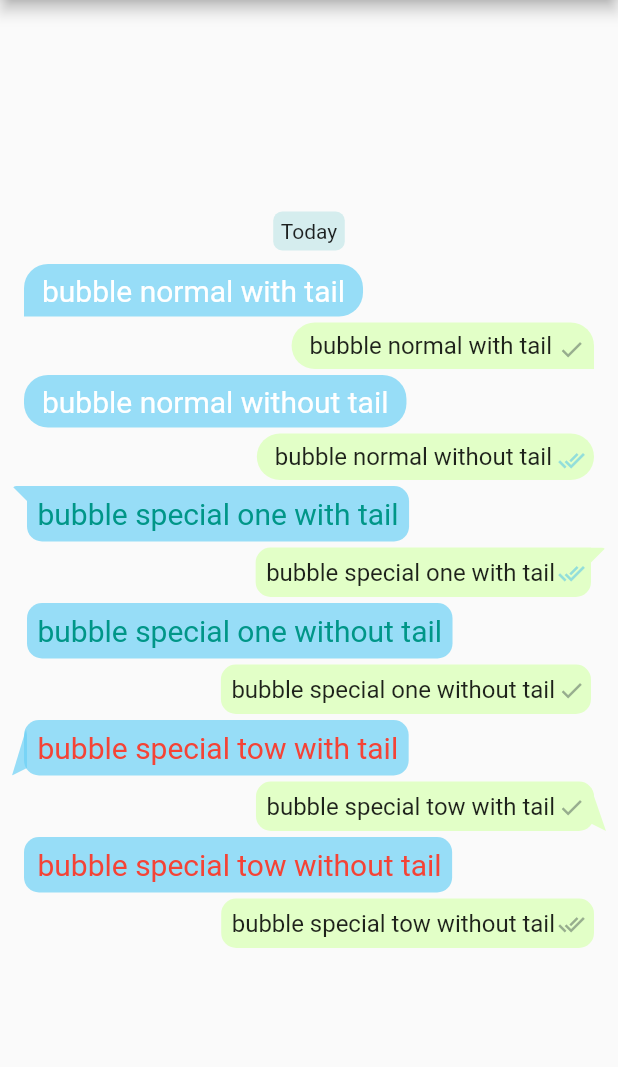
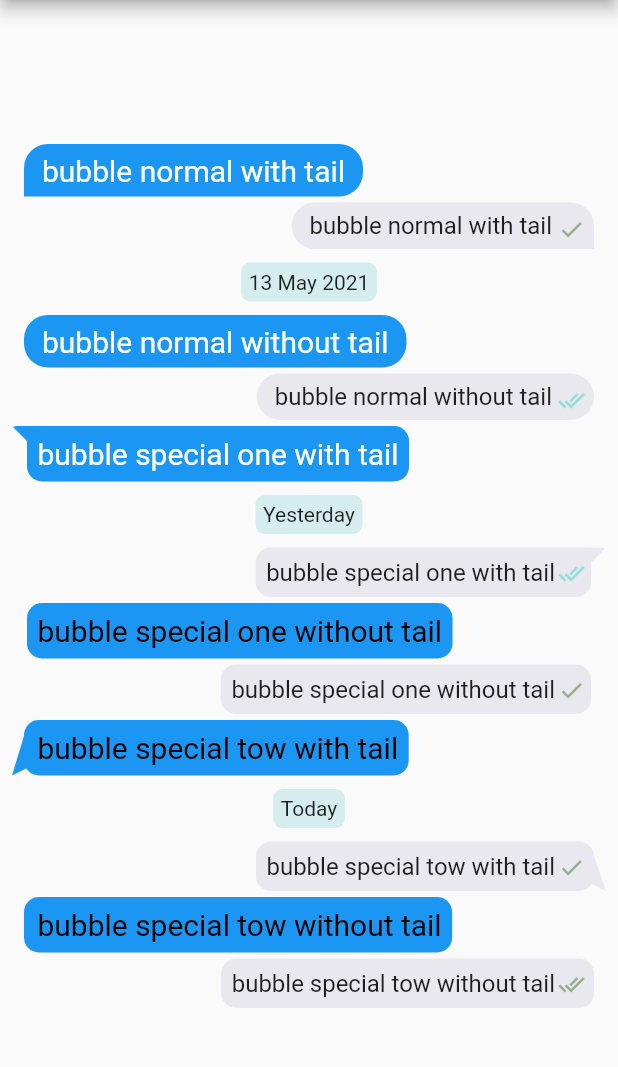
Before and after one commit to prahack/chat_bubbles, a Flutter app: the screen it shows after launch, on a phone screen of 412 x 824 dp, the part 84-1151 px from its top. Run offline on Flutter 3.47's test engine with Material 2 defaults, Android fonts, the phone set to English and light mode, and no system bars.

Commit message:
update example

```diff
--- a/example/lib/main.dart
+++ b/example/lib/main.dart
@@ -27,6 +27,7 @@ class MyHomePage extends StatefulWidget {
 class _MyHomePageState extends State<MyHomePage> {
   @override
   Widget build(BuildContext context) {
+    final now = new DateTime.now();
     return Scaffold(
       appBar: AppBar(
         title: Text(widget.title),
@@ -36,13 +37,10 @@ class _MyHomePageState extends State<MyHomePage> {
           child: Column(
             mainAxisAlignment: MainAxisAlignment.center,
             children: <Widget>[
-              DateChip(
-                date: new DateTime.now(),
-              ),
               BubbleNormal(
                 text: 'bubble normal with tail',
                 isSender: false,
-                color: Color(0xAF6AD0F5),
+                color: Color(0xFF1B97F3),
                 tail: true,
                 textStyle: TextStyle(
                   fontSize: 20,
@@ -52,14 +50,17 @@ class _MyHomePageState extends State<MyHomePage> {
               BubbleNormal(
                 text: 'bubble normal with tail',
                 isSender: true,
-                color: Color(0xFFE2FFC7),
+                color: Color(0xFFE8E8EE),
                 tail: true,
                 sent: true,
+              ),
+              DateChip(
+                date: new DateTime(now.year, now.month, now.day - 2),
               ),
               BubbleNormal(
                 text: 'bubble normal without tail',
                 isSender: false,
-                color: Color(0xAF6AD0F5),
+                color: Color(0xFF1B97F3),
                 tail: false,
                 textStyle: TextStyle(
                   fontSize: 20,
@@ -68,7 +69,7 @@ class _MyHomePageState extends State<MyHomePage> {
               ),
               BubbleNormal(
                 text: 'bubble normal without tail',
-                color: Color(0xFFE2FFC7),
+                color: Color(0xFFE8E8EE),
                 tail: false,
                 sent: true,
                 seen: true,
@@ -77,62 +78,68 @@ class _MyHomePageState extends State<MyHomePage> {
               BubbleSpecialOne(
                 text: 'bubble special one with tail',
                 isSender: false,
-                color: Color(0xAF6AD0F5),
+                color: Color(0xFF1B97F3),
                 textStyle: TextStyle(
                   fontSize: 20,
-                  color: Colors.teal,
+                  color: Colors.white,
                 ),
+              ),
+              DateChip(
+                date: new DateTime(now.year, now.month, now.day - 1),
               ),
               BubbleSpecialOne(
                 text: 'bubble special one with tail',
-                color: Color(0xFFE2FFC7),
+                color: Color(0xFFE8E8EE),
                 seen: true,
               ),
               BubbleSpecialOne(
                 text: 'bubble special one without tail',
                 isSender: false,
                 tail: false,
-                color: Color(0xAF6AD0F5),
+                color: Color(0xFF1B97F3),
                 textStyle: TextStyle(
                   fontSize: 20,
-                  color: Colors.teal,
+                  color: Colors.black,
                 ),
               ),
               BubbleSpecialOne(
                 text: 'bubble special one without tail',
                 tail: false,
-                color: Color(0xFFE2FFC7),
+                color: Color(0xFFE8E8EE),
                 sent: true,
               ),
               BubbleSpecialTwo(
                 text: 'bubble special tow with tail',
                 isSender: false,
-                color: Color(0xAF6AD0F5),
+                color: Color(0xFF1B97F3),
                 textStyle: TextStyle(
                   fontSize: 20,
-                  color: Colors.red,
+                  color: Colors.black,
                 ),
+              ),
+              DateChip(
+                date: now,
               ),
               BubbleSpecialTwo(
                 text: 'bubble special tow with tail',
                 isSender: true,
-                color: Color(0xFFE2FFC7),
+                color: Color(0xFFE8E8EE),
                 sent: true,
               ),
               BubbleSpecialTwo(
                 text: 'bubble special tow without tail',
                 isSender: false,
                 tail: false,
-                color: Color(0xAF6AD0F5),
+                color: Color(0xFF1B97F3),
                 textStyle: TextStyle(
                   fontSize: 20,
-                  color: Colors.red,
+                  color: Colors.black,
                 ),
               ),
               BubbleSpecialTwo(
                 text: 'bubble special tow without tail',
                 tail: false,
-                color: Color(0xFFE2FFC7),
+                color: Color(0xFFE8E8EE),
                 delivered: true,
               ),
             ],
```
